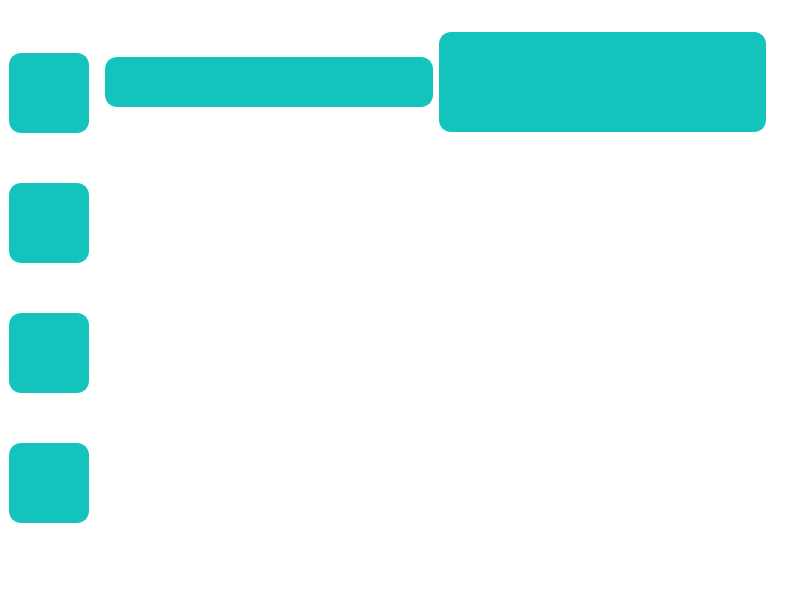
Above: QtGameStore/mainwindow.ui from Syunjyan/Qt-gamestore before the change. Below: the same form after it.
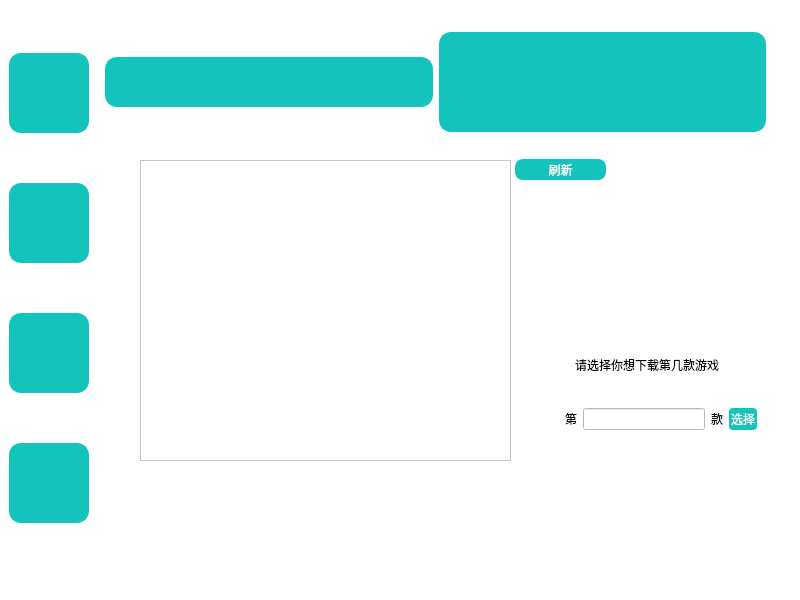
That is the form after the change. The open tabs and pages were chosen to show the change. Icons and pictures are not drawn.

The edit to the form file:
```diff
--- a/QtGameStore/mainwindow.ui
+++ b/QtGameStore/mainwindow.ui
@@ -522,6 +522,162 @@
          </item>
         </layout>
        </widget>
+       <widget class="QTableView" name="tableView">
+        <property name="geometry">
+         <rect>
+          <x>45</x>
+          <y>151</y>
+          <width>371</width>
+          <height>301</height>
+         </rect>
+        </property>
+        <property name="font">
+         <font>
+          <pointsize>20</pointsize>
+         </font>
+        </property>
+        <property name="styleSheet">
+         <string notr="true">QTableView#tableView{
+color: rgb(147, 147, 147);
+                            	padding-left:6px;
+
+    border: 1px solid rgb(20,196,188);
+border-radius: 8px;
+    background-color: #ffffff;
+};</string>
+        </property>
+       </widget>
+       <widget class="QLabel" name="label">
+        <property name="geometry">
+         <rect>
+          <x>480</x>
+          <y>340</y>
+          <width>171</width>
+          <height>31</height>
+         </rect>
+        </property>
+        <property name="text">
+         <string>请选择你想下载第几款游戏</string>
+        </property>
+       </widget>
+       <widget class="QWidget" name="horizontalLayoutWidget">
+        <property name="geometry">
+         <rect>
+          <x>470</x>
+          <y>370</y>
+          <width>192</width>
+          <height>80</height>
+         </rect>
+        </property>
+        <layout class="QHBoxLayout" name="horizontalLayout_3">
+         <item>
+          <widget class="QLabel" name="di">
+           <property name="text">
+            <string>第</string>
+           </property>
+          </widget>
+         </item>
+         <item>
+          <widget class="QLineEdit" name="gamenum">
+           <property name="styleSheet">
+            <string notr="true">QLineEdit#gamenum{
+color: rgb(147, 147, 147);
+                            	padding-left:6px;
+
+    border: 1px solid rgb(20,196,188);
+border-radius: 8px;
+    background-color: #ffffff;
+};</string>
+           </property>
+          </widget>
+         </item>
+         <item>
+          <widget class="QLabel" name="kuan">
+           <property name="text">
+            <string>款</string>
+           </property>
+          </widget>
+         </item>
+         <item>
+          <widget class="QPushButton" name="choose_file_download">
+           <property name="styleSheet">
+            <string notr="true">QPushButton#choose_file_download {
+    border-radius: 4px;
+    border:2px solid rgb(20,196,188);
+background-color: rgb(20,196,188);
+    color:  rgb(255, 255, 255);
+}
+ 
+QPushButton#choose_file_download:hover {
+    border-radius: 4px;
+    color: rgb(20,196,188);
+    background-color: rgb(255,255,255);
+  border:2px solid rgb(20,196,188);
+    border-color: rgb(20,196,188);
+}
+ 
+QPushButton#choose_file_download:pressed {
+    border: 0px;
+    background-color: #ffffff;
+    border-radius: 4px;
+}
+ 
+QPushButton#choose_file_download:disabled {
+    border: 0px;
+    border-radius: 4px;
+    border: 1px solid #46bcff;
+    opacity: 0.4;
+}</string>
+           </property>
+           <property name="text">
+            <string>选择</string>
+           </property>
+          </widget>
+         </item>
+        </layout>
+       </widget>
+       <widget class="QPushButton" name="pushButton">
+        <property name="geometry">
+         <rect>
+          <x>420</x>
+          <y>150</y>
+          <width>91</width>
+          <height>21</height>
+         </rect>
+        </property>
+        <property name="styleSheet">
+         <string notr="true">QPushButton#pushButton {
+    border-radius: 8px;
+    border:2px solid rgb(20,196,188);
+background-color: rgb(20,196,188);
+    color:  rgb(255, 255, 255);
+}
+ 
+QPushButton#pushButton:hover {
+    border-radius: 8px;
+    color: rgb(20,196,188);
+    background-color: rgb(255,255,255);
+  border:2px solid rgb(20,196,188);
+    border-color: rgb(20,196,188);
+}
+ 
+QPushButton#pushButton:pressed {
+    border: 0px;
+    background-color: #ffffff;
+    border-radius: 8px;
+}
+ 
+QPushButton#pushButton:disabled {
+    border: 0px;
+    border-radius: 8px;
+    border: 1px solid #46bcff;
+    opacity: 0.4;
+}</string>
+        </property>
+        <property name="text">
+         <string>刷新</string>
+        </property>
+       </widget>
       </widget>
       <widget class="QWidget" name="library">
        <widget class="QWidget" name="widget_4" native="true">
```
Left out of the diff: 518 changed lines with no effect on the pictures.
